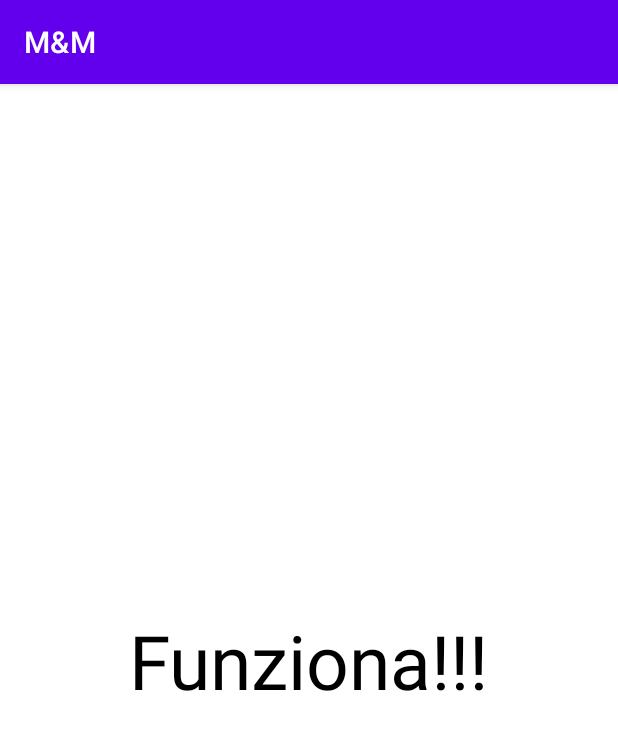
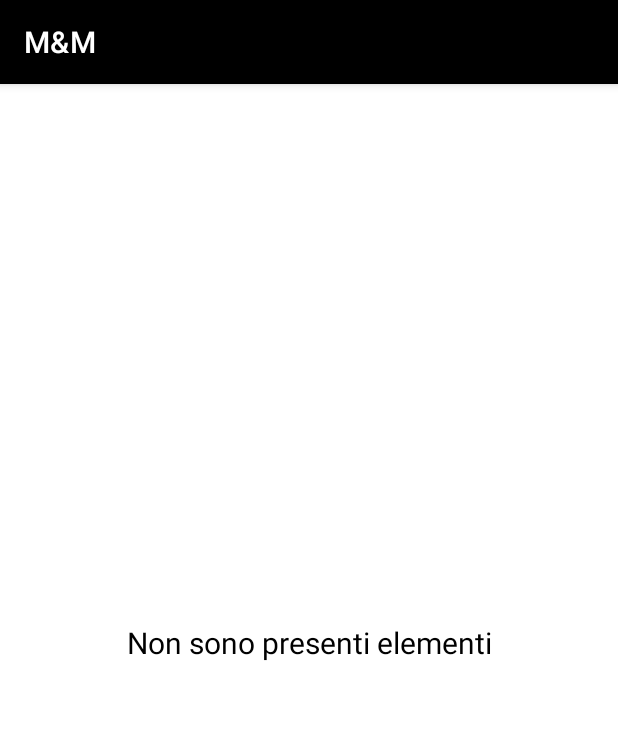
Before and after one commit to MColombari/MM, an Android app: the screen it shows after launch (Home), on a phone screen of 412 x 824 dp. Shown: the top 730 px of the screen. Run offline under Robolectric (Android 15) with nearby library versions, the phone set to English and light mode, and no system bars; our stand-ins replace Room's generated code.

Commit message:
Implementation of local database with "Room" (in the package "localDatabase"), and test it with the class TestApp in the same package.

```diff
--- a/app/src/main/java/com/example/mm/Home.java
+++ b/app/src/main/java/com/example/mm/Home.java
@@ -3,12 +3,27 @@ package com.example.mm;
 import androidx.appcompat.app.AppCompatActivity;
 
 import android.os.Bundle;
+import android.view.View;
+import android.widget.TextView;
+
+import java.util.List;
+
+import localDatabase.Question;
+import localDatabase.TestApp;
 
 public class Home extends AppCompatActivity {
-
     @Override
     protected void onCreate(Bundle savedInstanceState) {
         super.onCreate(savedInstanceState);
         setContentView(R.layout.activity_home);
+
+
+        /*
+         * La seguente parte di codice è provvisoria e serve allo scopo di testare l'utilizzo di Room (db locale).
+         * I file raltivi al db locale sono presenti nel package "localDatabase", dove a sua volta è presente una classe che implementa Runnable "TestApp"
+         * che testa l'utilizzo del db locale aggiungento elementi e stampandoli du schermo.
+         * */
+        Thread t = new Thread(new TestApp(getApplicationContext(), this));
+        t.start();
     }
 }
--- /dev/null
+++ b/app/src/main/java/localDatabase/QuestionDao.java
@@ -0,0 +1,31 @@
+package localDatabase;
+
+import androidx.room.Dao;
+import androidx.room.Delete;
+import androidx.room.Insert;
+import androidx.room.Query;
+
+import java.util.List;
+
+@Dao
+public interface QuestionDao {
+    @Query("SELECT * FROM question")
+    List<Question> getAll();
+
+    @Query("SELECT * FROM question WHERE qid IN (:qIds)")
+    List<Question> loadAllByIds(int[] qIds);
+
+    @Query("SELECT * FROM question WHERE questionText IN (:values)")
+    List<Question> loadAllByValue(int[] values);
+
+    @Insert
+    void insertAll(Question... question);
+
+    @Query("DELETE FROM question")
+    void deleteAll();
+
+    @Delete
+    void delete(Question... question);
+
+
+}
--- /dev/null
+++ b/app/src/main/java/localDatabase/QuestionDatabase.java
@@ -0,0 +1,10 @@
+package localDatabase;
+
+import androidx.room.Dao;
+import androidx.room.Database;
+import androidx.room.RoomDatabase;
+
+@Database(entities = {Question.class}, version = 1)
+public abstract class QuestionDatabase extends RoomDatabase {
+    public abstract QuestionDao questionDao();
+}
--- /dev/null
+++ b/app/src/main/java/localDatabase/TestApp.java
@@ -0,0 +1,44 @@
+package localDatabase;
+
+import androidx.appcompat.app.AppCompatActivity;
+import androidx.room.Dao;
+import androidx.room.Room;
+import android.content.Context;
+import android.widget.TextView;
+
+import com.example.mm.Home;
+import com.example.mm.R;
+
+import java.util.List;
+
+public class TestApp implements Runnable{
+    QuestionDao qDao;
+    QuestionDatabase db;
+    TextView mainTextView;
+    public TestApp(Context context, Home T) {
+        db = Room.databaseBuilder(context, QuestionDatabase.class, "Questions").build();
+        qDao = db.questionDao();
+        this.mainTextView = T.findViewById(R.id.mainText);
+    }
+
+    public void run(){
+        //qDao.insertAll(new Question(1, "Come ti chiami???"));
+        //qDao.deleteAll();
+        List<Question> q = qDao.getAll();
+
+        StringBuilder val = new StringBuilder();
+
+        if(q.isEmpty()) {
+            val.append("Non sono presenti elementi");
+            val.append('\n');
+        }
+        else {
+            for (Question i : q) {
+                val.append(i.toString());
+                val.append('\n');
+            }
+        }
+
+        mainTextView.setText(val.toString());
+    }
+}
--- a/app/src/main/res/layout/activity_home.xml
+++ b/app/src/main/res/layout/activity_home.xml
@@ -9,12 +9,12 @@
     tools:visibility="visible">
 
     <TextView
-        android:id="@+id/textView"
+        android:id="@+id/mainText"
         android:layout_width="wrap_content"
         android:layout_height="wrap_content"
         android:text="@string/MainStringValue"
         android:textColor="@color/black"
-        android:textSize="50sp"
+        android:textSize="20sp"
         android:visibility="visible"
         app:layout_constraintBottom_toBottomOf="parent"
         app:layout_constraintEnd_toEndOf="parent"
--- a/app/src/main/res/values/themes.xml
+++ b/app/src/main/res/values/themes.xml
@@ -2,8 +2,8 @@
     <!-- Base application theme. -->
     <style name="Theme.MM" parent="Theme.MaterialComponents.DayNight.DarkActionBar">
         <!-- Primary brand color. -->
-        <item name="colorPrimary">@color/purple_500</item>
-        <item name="colorPrimaryVariant">@color/purple_700</item>
+        <item name="colorPrimary">@color/black</item>
+        <item name="colorPrimaryVariant">@color/black</item>
         <item name="colorOnPrimary">@color/white</item>
         <!-- Secondary brand color. -->
         <item name="colorSecondary">@color/teal_200</item>
```
Also changed, not shown: app/build.gradle (+20 -0 lines), app/src/main/java/localDatabase/Question.java (added, +46 -0 lines).
